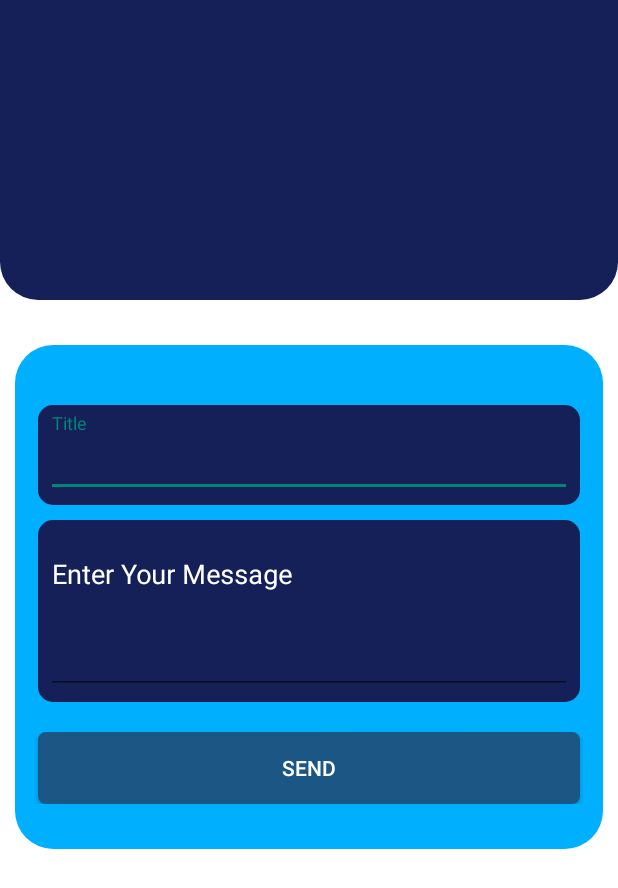
After one commit to MoeezAkmalKhan/Send-Push-Notification-From-Admin-In-Kotlin, an Android app: the layout activity_notification.xml on its own in the app's theme, with its tools: preview values and no code run, on a phone screen of 412 x 824 dp. The commit adds this screen. Shown: the top 888 px of the screen. Run offline under Robolectric (Android 15) with nearby library versions, the phone set to English and light mode, and no system bars.

Commit message:
code complete

```diff
--- /dev/null
+++ b/app/src/main/res/drawable/button_bg.xml
@@ -0,0 +1,6 @@
+<?xml version="1.0" encoding="utf-8"?>
+<shape xmlns:android="http://schemas.android.com/apk/res/android"
+    android:shape="rectangle">
+    <corners android:radius="5dp"/>
+    <solid android:color="@color/buttonColor"/>
+</shape>
--- /dev/null
+++ b/app/src/main/res/drawable/card_bg.xml
@@ -0,0 +1,7 @@
+<?xml version="1.0" encoding="utf-8"?>
+<shape xmlns:android="http://schemas.android.com/apk/res/android"
+    android:shape="rectangle">
+<solid android:color="@color/cardColor"/>
+    <corners android:bottomRightRadius="25dp"
+        android:bottomLeftRadius="25dp"/>
+</shape>
--- /dev/null
+++ b/app/src/main/res/drawable/cardview_login_bg.xml
@@ -0,0 +1,6 @@
+<?xml version="1.0" encoding="utf-8"?>
+<shape xmlns:android="http://schemas.android.com/apk/res/android"
+    android:shape="rectangle">
+<corners android:radius="25dp"/>
+    <solid android:color="#00B0FF"/>
+</shape>
--- /dev/null
+++ b/app/src/main/res/drawable/edit_bg_radius.xml
@@ -0,0 +1,6 @@
+<?xml version="1.0" encoding="utf-8"?>
+<shape xmlns:android="http://schemas.android.com/apk/res/android"
+    android:shape="rectangle">
+    <corners android:radius="10dp"/>
+    <solid android:color="@color/cardColor"/>
+</shape>
--- /dev/null
+++ b/app/src/main/res/drawable/exit_cardview_bg_radius.xml
@@ -0,0 +1,6 @@
+<?xml version="1.0" encoding="utf-8"?>
+<shape xmlns:android="http://schemas.android.com/apk/res/android"
+    android:shape="rectangle">
+    <corners android:radius="15dp"/>
+    <solid android:color="@color/cardColor"/>
+</shape>
--- /dev/null
+++ b/app/src/main/res/layout/activity_notification.xml
@@ -0,0 +1,91 @@
+<?xml version="1.0" encoding="utf-8"?>
+<androidx.constraintlayout.widget.ConstraintLayout xmlns:android="http://schemas.android.com/apk/res/android"
+    xmlns:app="http://schemas.android.com/apk/res-auto"
+    xmlns:tools="http://schemas.android.com/tools"
+    android:layout_width="match_parent"
+    android:layout_height="match_parent"
+    android:background="@color/background">
+
+    <View
+        android:id="@+id/cardView"
+        android:layout_width="match_parent"
+        android:layout_height="200dp"
+        android:background="@drawable/card_bg"
+        app:layout_constraintTop_toTopOf="parent"/>
+
+    <androidx.constraintlayout.widget.ConstraintLayout
+        android:layout_width="match_parent"
+        android:layout_height="wrap_content"
+        android:background="@drawable/cardview_login_bg"
+        android:paddingVertical="30dp"
+        android:paddingHorizontal="10dp"
+        android:layout_marginHorizontal="10dp"
+        android:layout_marginTop="30dp"
+        app:layout_constraintTop_toBottomOf="@id/cardView">
+
+        <com.google.android.material.textfield.TextInputLayout
+            android:id="@+id/titleEt"
+            android:layout_width="match_parent"
+            android:layout_height="wrap_content"
+            android:layout_marginHorizontal="5dp"
+            android:layout_marginTop="10dp"
+            android:background="@drawable/edit_bg_radius"
+            android:hint="Title"
+            android:padding="5dp"
+            android:textColor="@color/white"
+            android:textColorHint="@color/white"
+            app:boxStrokeColor="@color/white"
+            app:layout_constraintTop_toTopOf="parent">
+
+            <com.google.android.material.textfield.TextInputEditText
+                android:id="@+id/etTitle"
+                android:layout_width="match_parent"
+                android:layout_height="wrap_content"
+                android:textColor="@color/white"
+                android:textColorHint="@color/white" />
+
+        </com.google.android.material.textfield.TextInputLayout>
+
+        <com.google.android.material.textfield.TextInputLayout
+            android:id="@+id/messageEt"
+            android:layout_width="match_parent"
+            android:layout_height="wrap_content"
+            android:layout_gravity="top|start"
+            android:layout_marginHorizontal="5dp"
+            android:layout_marginTop="10dp"
+            android:background="@drawable/edit_bg_radius"
+            android:gravity="top|start"
+            android:hint="Enter Your Message"
+            android:padding="5dp"
+            android:textAlignment="textStart"
+            android:textColor="@color/white"
+            android:textColorHint="@color/white"
+            app:layout_constraintTop_toBottomOf="@id/titleEt">
+
+            <com.google.android.material.textfield.TextInputEditText
+                android:id="@+id/etMessage"
+                android:layout_width="match_parent"
+                android:layout_height="100dp"
+                android:layout_gravity="top|start"
+                android:gravity="top|start"
+                android:textAlignment="textStart"
+                android:textColor="@color/white"
+                android:textColorHint="@color/white" />
+        </com.google.android.material.textfield.TextInputLayout>
+
+        <androidx.appcompat.widget.AppCompatButton
+            android:id="@+id/btnSend"
+            android:layout_width="match_parent"
+            android:layout_height="48dp"
+            android:layout_marginHorizontal="5dp"
+            android:layout_marginVertical="20dp"
+            android:background="@drawable/button_bg"
+            android:gravity="center"
+            android:text="Send"
+            android:textColor="@color/white"
+            android:textColorHint="@color/white"
+            app:layout_constraintTop_toBottomOf="@id/messageEt"/>
+
+    </androidx.constraintlayout.widget.ConstraintLayout>
+
+</androidx.constraintlayout.widget.ConstraintLayout>
--- a/app/src/main/res/values/colors.xml
+++ b/app/src/main/res/values/colors.xml
@@ -7,4 +7,8 @@
     <color name="teal_700">#FF018786</color>
     <color name="black">#FF000000</color>
     <color name="white">#FFFFFFFF</color>
+
+    <color name="background">#FFFFFFFF</color>
+    <color name="cardColor">#152059</color>
+    <color name="buttonColor">#1B5685</color>
 </resources>
--- a/app/src/main/res/values/themes.xml
+++ b/app/src/main/res/values/themes.xml
@@ -1,4 +1,4 @@
 <?xml version="1.0" encoding="utf-8"?>
 <resources>
-    <style name="Theme.PushNotification" parent="android:Theme.Material.Light.NoActionBar" />
+    <style name="Theme.PushNotification" parent="Theme.AppCompat.Light.NoActionBar" />
 </resources>
```
Also changed, not shown: app/build.gradle.kts (+11 -0 lines), app/src/main/AndroidManifest.xml (+12 -1 lines), app/src/main/java/com/moeez/pushnotification/MainActivity.kt (deleted, +0 -43 lines), app/src/main/java/com/moeez/pushnotification/admin/NotificationActivity.kt (added, +95 -0 lines), app/src/main/java/com/moeez/pushnotification/client/FirebaseMessagingService.kt (added, +120 -0 lines), app/src/main/java/com/moeez/pushnotification/ui/theme/Color.kt (deleted, +0 -11 lines), app/src/main/java/com/moeez/pushnotification/ui/theme/Theme.kt (deleted, +0 -69 lines), app/src/main/java/com/moeez/pushnotification/ui/theme/Type.kt (deleted, +0 -34 lines), app/src/main/res/layout/show_exit_dialog.xml (added, +52 -0 lines).
